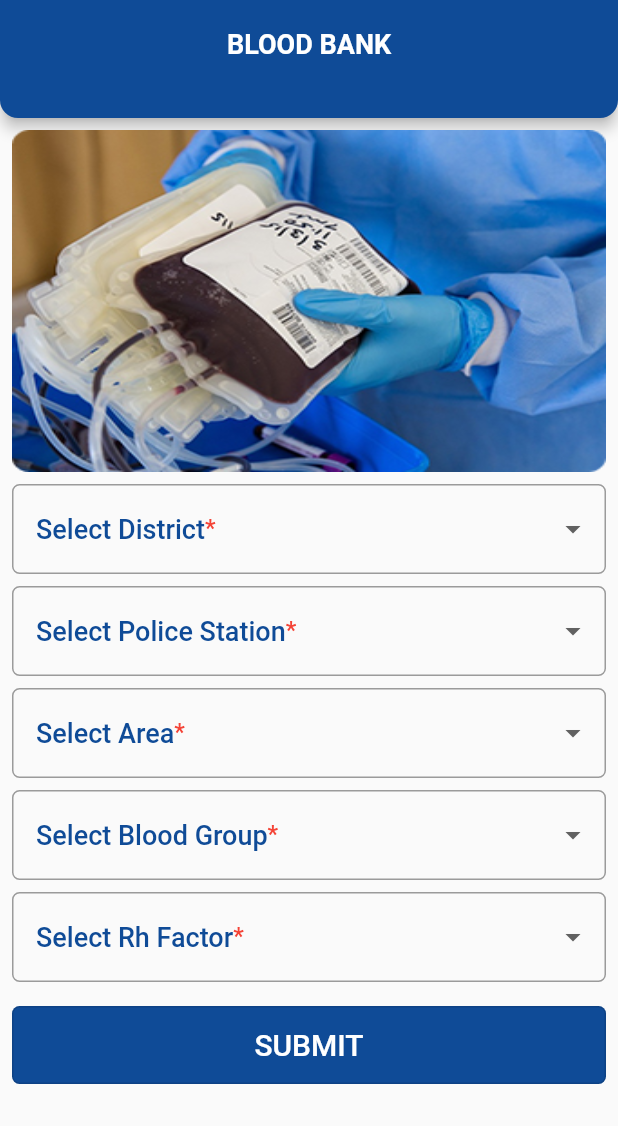
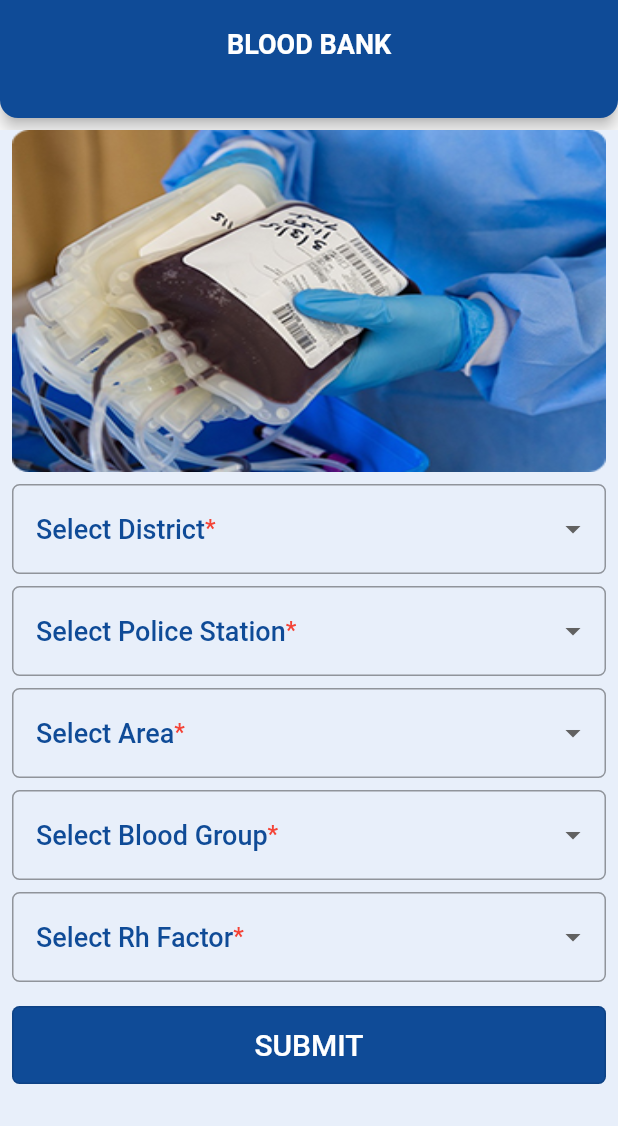
Before and after one commit to webbysys/health-care, a Flutter app: the BloodBankScreen screen opened directly, on a phone screen of 412 x 824 dp, the part 110-1236 px from its top. Run offline on Flutter 3.47's test engine with Material 2 defaults, Android fonts, the phone set to English and light mode, and no system bars; our stand-ins replace carousel_slider, dropdown_button2, flutter_svg, pie_chart.

Commit message:
modified hospital information and other screen

```diff
--- a/lib/screens/user_screens/blood_bank_screens/blood_bank_list_screen.dart
+++ b/lib/screens/user_screens/blood_bank_screens/blood_bank_list_screen.dart
@@ -15,8 +15,9 @@ class _BloodBankListScreenState extends State<BloodBankListScreen> {
   @override
   Widget build(BuildContext context) {
     return Scaffold(
-
-      body: Column(
+      body: Container(
+        color: ConstantsColor.backgroundColor,
+        child: Column(
           children: [
             AppDefaultBar(title: "BLOOD BANK", userNAme: "User"),
             const SizedBox(height: 8,),
@@ -131,6 +132,7 @@ class _BloodBankListScreenState extends State<BloodBankListScreen> {
             )
           ],
         ),
+      ),
     );
   }
 }
--- a/lib/screens/user_screens/blood_bank_screens/blood_bank_screen.dart
+++ b/lib/screens/user_screens/blood_bank_screens/blood_bank_screen.dart
@@ -21,13 +21,14 @@ class _BloodBankScreenState extends State<BloodBankScreen> {
   @override
   Widget build(BuildContext context) {
     return Scaffold(
-
       body: Column(
         children: [
           AppDefaultBar(title: "BLOOD BANK", userNAme: "User"),
           const SizedBox(height: 8,),
           Expanded(
             child: SingleChildScrollView(
+              child: Container(
+                color: ConstantsColor.backgroundColor,
                 child: Column(
                   children: [
                     Padding(
@@ -71,13 +72,13 @@ class _BloodBankScreenState extends State<BloodBankScreen> {
                                   isExpanded: true,
                                   hint: Row(
                                     crossAxisAlignment: CrossAxisAlignment.start,
-                                  children: [
-                                    const Text(
+                                    children: const [
+                                      Text(
                                         "Select District",
                                         style: TextStyle(
                                             fontSize: 18,fontWeight: FontWeight.w500, color: ConstantsColor.primaryColor),
                                       ),
-                                    const Text(
+                                      Text(
                                         "*",
                                         style: TextStyle(
                                             fontSize: 16,fontWeight: FontWeight.w500, color: Colors.red),
@@ -125,13 +126,13 @@ class _BloodBankScreenState extends State<BloodBankScreen> {
                                   isExpanded: true,
                                   hint: Row(
                                     crossAxisAlignment: CrossAxisAlignment.start,
-                                  children: [
-                                    const Text(
+                                    children: const [
+                                      Text(
                                         "Select Police Station",
                                         style: TextStyle(
                                             fontSize: 18,fontWeight: FontWeight.w500, color: ConstantsColor.primaryColor),
                                       ),
-                                    const Text(
+                                      Text(
                                         "*",
                                         style: TextStyle(
                                             fontSize: 16,fontWeight: FontWeight.w500, color: Colors.red),
@@ -179,13 +180,13 @@ class _BloodBankScreenState extends State<BloodBankScreen> {
                                   isExpanded: true,
                                   hint: Row(
                                     crossAxisAlignment: CrossAxisAlignment.start,
-                                  children: [
-                                    const Text(
+                                    children: const [
+                                      Text(
                                         "Select Area",
                                         style: TextStyle(
                                             fontSize: 18,fontWeight: FontWeight.w500, color: ConstantsColor.primaryColor),
                                       ),
-                                    const Text(
+                                      Text(
                                         "*",
                                         style: TextStyle(
                                             fontSize: 16,fontWeight: FontWeight.w500, color: Colors.red),
@@ -233,13 +234,13 @@ class _BloodBankScreenState extends State<BloodBankScreen> {
                                   isExpanded: true,
                                   hint: Row(
                                     crossAxisAlignment: CrossAxisAlignment.start,
-                                  children: [
-                                    const Text(
+                                    children: const [
+                                      Text(
                                         "Select Blood Group",
                                         style: TextStyle(
                                             fontSize: 18,fontWeight: FontWeight.w500, color: ConstantsColor.primaryColor),
                                       ),
-                                    const Text(
+                                      Text(
                                         "*",
                                         style: TextStyle(
                                             fontSize: 16,fontWeight: FontWeight.w500, color: Colors.red),
@@ -287,13 +288,13 @@ class _BloodBankScreenState extends State<BloodBankScreen> {
                                   isExpanded: true,
                                   hint: Row(
                                     crossAxisAlignment: CrossAxisAlignment.start,
-                                  children: [
-                                    const Text(
+                                    children: const [
+                                      Text(
                                         "Select Rh Factor",
                                         style: TextStyle(
                                             fontSize: 18,fontWeight: FontWeight.w500, color: ConstantsColor.primaryColor),
                                       ),
-                                    const Text(
+                                      Text(
                                         "*",
                                         style: TextStyle(
                                             fontSize: 16,fontWeight: FontWeight.w500, color: Colors.red),
@@ -346,11 +347,13 @@ class _BloodBankScreenState extends State<BloodBankScreen> {
                                 ),
                               ),
                             ),
+                            const SizedBox(height: 32,),
                           ],
                         ),
                       ),
                     ),
                   ],
+                ),
               ),
             ),
           )
--- a/lib/screens/user_screens/doctor_appointment_screens/doctor_appoinment_confirm_screen.dart
+++ b/lib/screens/user_screens/doctor_appointment_screens/doctor_appoinment_confirm_screen.dart
@@ -31,7 +31,9 @@ class _DoctorAppoinmentConfirmScreenState
   @override
   Widget build(BuildContext context) {
     return Scaffold(
-      body: Column(
+      body: Container(
+        color: ConstantsColor.backgroundColor,
+        child: Column(
           children: [
             AppDefaultBar(title: "BOOK AN APPOINMENT", userNAme: "userNAme"),
             const SizedBox(height: 8,),
@@ -191,6 +193,7 @@ class _DoctorAppoinmentConfirmScreenState
             )
           ],
         ),
+      ),
     );
   }
 }
--- a/lib/screens/user_screens/doctor_appointment_screens/doctor_appoinment_screen.dart
+++ b/lib/screens/user_screens/doctor_appointment_screens/doctor_appoinment_screen.dart
@@ -23,8 +23,9 @@ class _DoctorAppoinmentScreenState extends State<DoctorAppoinmentScreen> {
   @override
   Widget build(BuildContext context) {
     return Scaffold(
-
-      body: Column(
+      body: Container(
+        color: ConstantsColor.backgroundColor,
+        child: Column(
           children: [
             AppDefaultBar(title: "BOOK AN APPOINTMENT", userNAme:" userNAme"),
             const SizedBox(height: 8,),
@@ -250,6 +251,7 @@ class _DoctorAppoinmentScreenState extends State<DoctorAppoinmentScreen> {
 
           ],
         ),
+      ),
     );
   }
 }
--- a/lib/screens/user_screens/doctor_appointment_screens/local_doctor/local_cardiology.dart
+++ b/lib/screens/user_screens/doctor_appointment_screens/local_doctor/local_cardiology.dart
@@ -14,7 +14,9 @@ class _LocalCardiologyState extends State<LocalCardiology> {
   @override
   Widget build(BuildContext context) {
     return Scaffold(
-      body: Column(
+      body: Container(
+        color: ConstantsColor.backgroundColor,
+        child: Column(
           children: [
             Expanded(
               child: ListView.builder(
@@ -133,6 +135,7 @@ class _LocalCardiologyState extends State<LocalCardiology> {
               ),
             )
         ],),
+      ),
     );
   }
 }
```
Also changed, not shown: lib/screens/user_screens/ambulance_screens/ambulance_screen.dart (+5 -2 lines), lib/screens/user_screens/doctor_appointment_screens/foreign_doctor/foreign_doctor.dart (+6 -4 lines), lib/screens/user_screens/doctor_appointment_screens/local_doctor/local_doctor.dart (+6 -2 lines), lib/screens/user_screens/doctor_appointment_screens/otp_screen.dart (+6 -3 lines), lib/screens/user_screens/hospital_information/hospital_about.dart (added, +32 -0 lines), lib/screens/user_screens/hospital_information/hospital_contact.dart (added, +56 -0 lines), lib/screens/user_screens/hospital_information/hospital_information.dart (+76 -81 lines), lib/screens/user_screens/hospital_information/hospital_location.dart (added, +25 -0 lines). Lines whose indentation alone changed are shown as unchanged.
